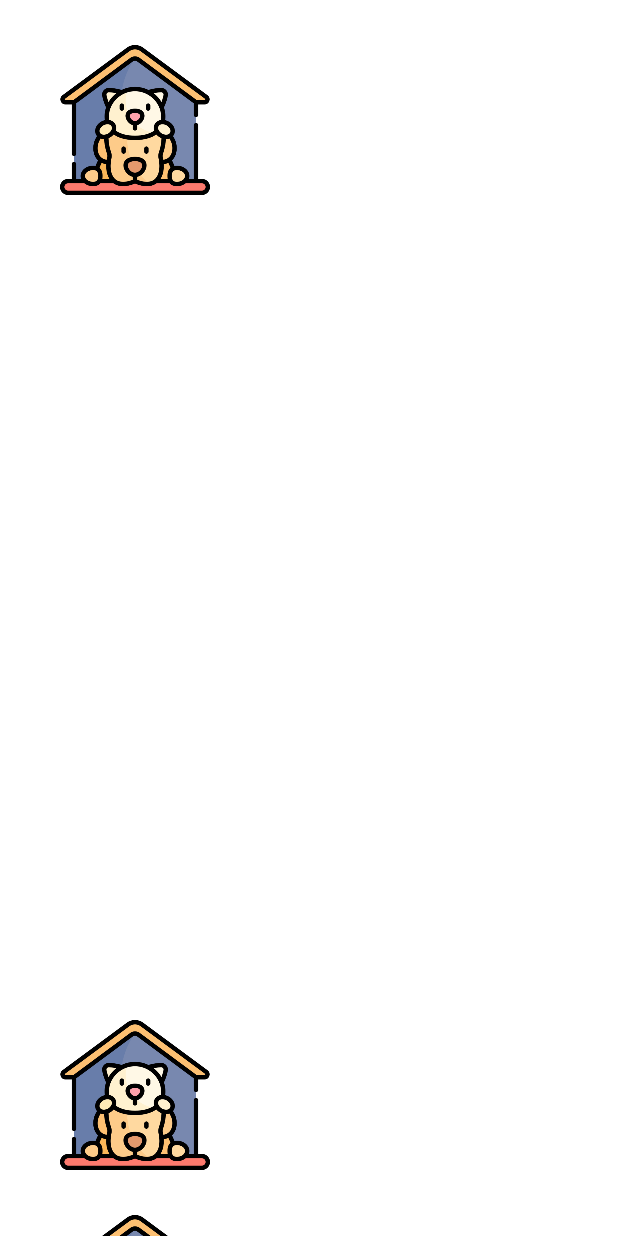
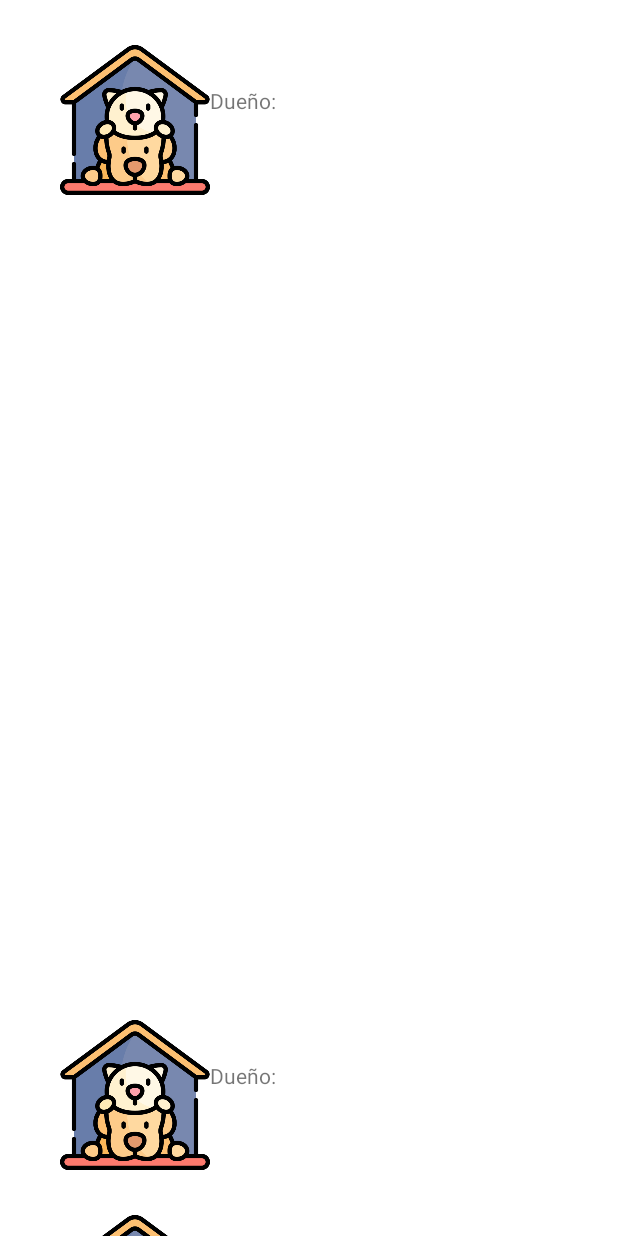
Before and after one commit to WallowitS190/VeterinaryCompany, an Android app: the layout activity_list_pet.xml on its own in the app's theme, with its tools: preview values and no code run, on a phone screen of 412 x 824 dp. Run offline under Robolectric (Android 15) with nearby library versions, the phone set to English and light mode, and no system bars.

Commit message:
Actualiacion lista de mascotas

```diff
--- a/app/src/main/java/com/example/veterinarycompany/activities/pet/ListPetActivity.java
+++ b/app/src/main/java/com/example/veterinarycompany/activities/pet/ListPetActivity.java
@@ -17,17 +17,16 @@ public class ListPetActivity extends AppCompatActivity {
 
     RecyclerView listPets;
     ArrayList<Pet> listArrayPets;
-
     @Override
     protected void onCreate(Bundle savedInstanceState) {
         super.onCreate(savedInstanceState);
         setContentView(R.layout.activity_list_pet);
-
         listPets = findViewById(R.id.listPets);
         listPets.setLayoutManager(new LinearLayoutManager(this));
 
         DbPet dbPet = new DbPet(ListPetActivity.this);
 
+        listArrayPets = new ArrayList<>();
         ListPetAdapter adapter = new ListPetAdapter(dbPet.viewAllPet());
         listPets.setAdapter(adapter);
     }
--- a/app/src/main/res/layout/list_item_pet.xml
+++ b/app/src/main/res/layout/list_item_pet.xml
@@ -44,4 +44,21 @@
         android:layout_height="wrap_content"
         android:layout_below="@id/agePet"
         android:layout_toEndOf="@id/image"/>
+
+    <TextView
+        android:id="@+id/dueno"
+        android:layout_width="wrap_content"
+        android:layout_height="wrap_content"
+        android:text="Dueño: "
+        android:layout_below="@id/agePet"
+        android:layout_toEndOf="@id/image"
+        />
+
+    <TextView
+        android:id="@+id/ownerPet"
+        android:layout_width="match_parent"
+        android:layout_height="wrap_content"
+        android:layout_below="@id/agePet"
+        android:layout_toEndOf="@id/dueno"/>
+
 </RelativeLayout>
```
Also changed, not shown: app/src/main/java/com/example/veterinarycompany/adaptadores/ListPetAdapter.java (+5 -9 lines), app/src/main/java/com/example/veterinarycompany/classes/Pet.java (+6 -14 lines).
